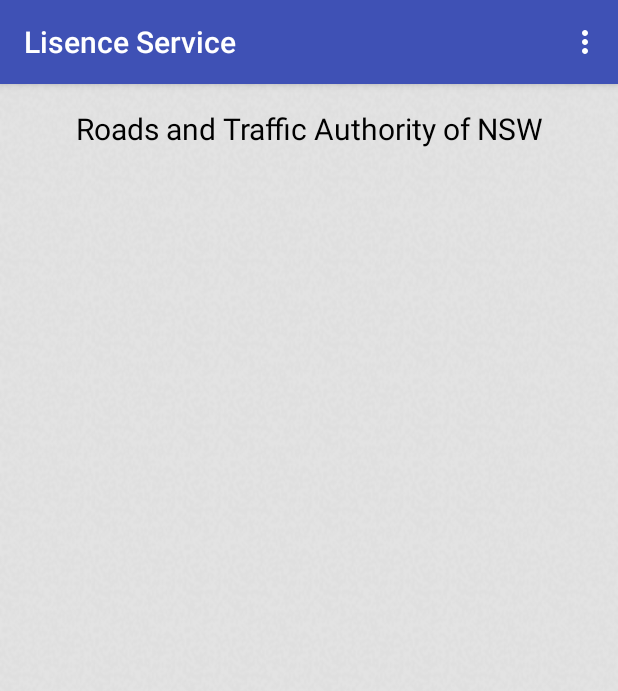
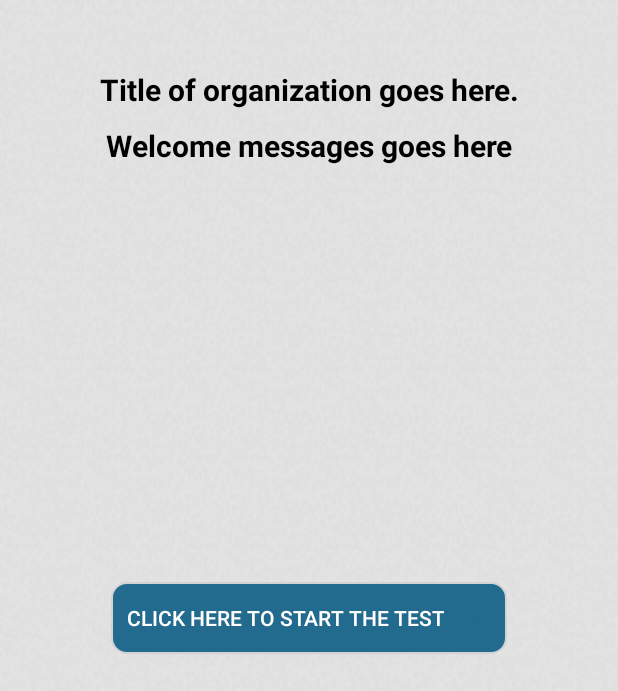
Before and after one commit to byteShaft/lisence-service, an Android app: the screen it shows after launch (MainActivity), on a phone screen of 412 x 824 dp. Shown: the top 691 px of the screen. Run offline under Robolectric (Android 15) with nearby library versions, the phone set to English and light mode, and no system bars.

Commit message:
initial setup WIP

```diff
--- a/app/src/main/AndroidManifest.xml
+++ b/app/src/main/AndroidManifest.xml
@@ -3,6 +3,7 @@
     package="com.byteshaft.lisenceservice">
 
     <application
+        android:name=".AppGlobals"
         android:allowBackup="true"
         android:icon="@mipmap/ic_launcher"
         android:label="@string/app_name"
@@ -18,6 +19,8 @@
                 <category android:name="android.intent.category.LAUNCHER" />
             </intent-filter>
         </activity>
+        <activity android:name=".SelectionActivity"
+            android:theme="@style/AppTheme.NoActionBar"/>
     </application>
 
 </manifest>
--- /dev/null
+++ b/app/src/main/java/com/byteshaft/lisenceservice/AppGlobals.java
@@ -0,0 +1,21 @@
+package com.byteshaft.lisenceservice;
+
+import android.app.Application;
+import android.content.Context;
+
+
+public class AppGlobals extends Application {
+
+    private static Context sContext;
+    public static String INTENT_KEY = "intent_key";
+
+    @Override
+    public void onCreate() {
+        super.onCreate();
+        sContext = getApplicationContext();
+    }
+
+    public static Context getContext() {
+        return sContext;
+    }
+}
--- a/app/src/main/java/com/byteshaft/lisenceservice/MainActivity.java
+++ b/app/src/main/java/com/byteshaft/lisenceservice/MainActivity.java
@@ -1,40 +1,30 @@
 package com.byteshaft.lisenceservice;
 
+import android.app.Activity;
+import android.content.Intent;
 import android.os.Bundle;
-import android.support.v7.app.AppCompatActivity;
-import android.support.v7.widget.Toolbar;
-import android.view.Menu;
-import android.view.MenuItem;
+import android.view.View;
+import android.widget.Button;
 
-public class MainActivity extends AppCompatActivity {
+public class MainActivity extends Activity implements View.OnClickListener {
+
+    private Button mButton;
 
     @Override
     protected void onCreate(Bundle savedInstanceState) {
         super.onCreate(savedInstanceState);
         setContentView(R.layout.activity_main);
-        Toolbar toolbar = (Toolbar) findViewById(R.id.toolbar);
-        setSupportActionBar(toolbar);
+        mButton = (Button) findViewById(R.id.start_test);
+        mButton.setOnClickListener(this);
+
     }
 
     @Override
-    public boolean onCreateOptionsMenu(Menu menu) {
-        // Inflate the menu; this adds items to the action bar if it is present.
-        getMenuInflater().inflate(R.menu.menu_main, menu);
-        return true;
-    }
-
-    @Override
-    public boolean onOptionsItemSelected(MenuItem item) {
-        // Handle action bar item clicks here. The action bar will
-        // automatically handle clicks on the Home/Up button, so long
-        // as you specify a parent activity in AndroidManifest.xml.
-        int id = item.getItemId();
-
-        //noinspection SimplifiableIfStatement
-        if (id == R.id.action_settings) {
-            return true;
+    public void onClick(View view) {
+        switch (view.getId()) {
+            case R.id.start_test:
+                startActivity(new Intent(getApplicationContext(), SelectionActivity.class));
+                 break;
         }
-
-        return super.onOptionsItemSelected(item);
     }
 }
--- /dev/null
+++ b/app/src/main/res/drawable/button_effect.xml
@@ -0,0 +1,5 @@
+<?xml version="1.0" encoding="utf-8"?>
+<selector xmlns:android="http://schemas.android.com/apk/res/android">
+    <item android:drawable="@drawable/unselected" android:state_pressed="true" />
+    <item android:drawable="@drawable/selected" />
+</selector>
--- /dev/null
+++ b/app/src/main/res/drawable/pressed_arrow.xml
@@ -0,0 +1,6 @@
+<?xml version="1.0" encoding="utf-8"?>
+<selector xmlns:android="http://schemas.android.com/apk/res/android">
+    <item android:drawable="@drawable/arrow" android:state_pressed="true" />
+    <item android:drawable="@drawable/arrow_unpressed" />
+
+</selector>
--- /dev/null
+++ b/app/src/main/res/drawable/selected.xml
@@ -0,0 +1,11 @@
+<shape xmlns:android="http://schemas.android.com/apk/res/android"
+    android:shape="rectangle" >
+    <solid android:color="@color/steel_blue"/>
+    <padding />
+    <stroke android:color="#d3d3d3" android:width="1dp"/>
+    <corners
+        android:bottomRightRadius="10dp"
+        android:bottomLeftRadius="10dp"
+        android:topLeftRadius="10dp"
+        android:topRightRadius="10dp"/>
+</shape>
--- /dev/null
+++ b/app/src/main/res/drawable/unselected.xml
@@ -0,0 +1,11 @@
+<shape xmlns:android="http://schemas.android.com/apk/res/android"
+    android:shape="rectangle" >
+    <solid android:color="@color/pressed_color"/>
+    <padding />
+    <stroke android:color="#fff" android:width="1dp"/>
+    <corners
+        android:bottomRightRadius="10dp"
+        android:bottomLeftRadius="10dp"
+        android:topLeftRadius="10dp"
+        android:topRightRadius="10dp"/>
+</shape>
--- a/app/src/main/res/layout/activity_main.xml
+++ b/app/src/main/res/layout/activity_main.xml
@@ -1,6 +1,5 @@
 <?xml version="1.0" encoding="utf-8"?>
 <android.support.design.widget.CoordinatorLayout xmlns:android="http://schemas.android.com/apk/res/android"
-    xmlns:app="http://schemas.android.com/apk/res-auto"
     xmlns:tools="http://schemas.android.com/tools"
     android:layout_width="match_parent"
     android:layout_height="match_parent"
@@ -12,13 +11,6 @@
         android:layout_height="wrap_content"
         android:theme="@style/AppTheme.AppBarOverlay">
 
-        <android.support.v7.widget.Toolbar
-            android:id="@+id/toolbar"
-            android:layout_width="match_parent"
-            android:layout_height="?attr/actionBarSize"
-            android:background="?attr/colorPrimary"
-            app:popupTheme="@style/AppTheme.PopupOverlay" />
-
     </android.support.design.widget.AppBarLayout>
 
     <include layout="@layout/content_main" />
--- a/app/src/main/res/layout/content_main.xml
+++ b/app/src/main/res/layout/content_main.xml
@@ -7,7 +7,7 @@
     android:paddingBottom="@dimen/activity_vertical_margin"
     android:paddingLeft="@dimen/activity_horizontal_margin"
     android:paddingRight="@dimen/activity_horizontal_margin"
-    android:paddingTop="@dimen/activity_vertical_margin"
+    android:paddingTop="@dimen/activity_horizontal_margin"
     app:layout_behavior="@string/appbar_scrolling_view_behavior"
     tools:context="com.byteshaft.lisenceservice.MainActivity"
     android:background="@drawable/background"
@@ -16,12 +16,39 @@
 
     <TextView
         android:id="@+id/title"
-        android:text="Roads and Traffic Authority of NSW"
+        android:text="Title of organization goes here."
+        android:gravity="center_horizontal"
+        android:textSize="20sp"
+        android:paddingTop="30dp"
+        android:textStyle="bold"
+        android:textColor="@android:color/black"
+        android:layout_width="match_parent"
+        android:layout_height="wrap_content" />
+
+    <TextView
+        android:id="@+id/welcome"
+        android:layout_below="@+id/title"
+        android:layout_marginTop="10dp"
+        android:text="Welcome messages goes here"
+        android:textStyle="bold"
         android:gravity="center_horizontal"
         android:textSize="20sp"
         android:textColor="@android:color/black"
         android:layout_width="match_parent"
         android:layout_height="wrap_content" />
 
+    <Button
+        android:id="@+id/start_test"
+        android:text="Click here to start the Test"
+        android:textColor="@android:color/white"
+        android:background="@drawable/button_effect"
+        android:layout_centerInParent="true"
+        android:paddingLeft="10dp"
+        android:paddingRight="10dp"
+        android:drawableRight="@drawable/pressed_arrow"
+        android:drawableEnd="@drawable/pressed_arrow"
+        android:layout_width="wrap_content"
+        android:layout_height="wrap_content" />
+
 
 </RelativeLayout>
--- a/app/src/main/res/values/colors.xml
+++ b/app/src/main/res/values/colors.xml
@@ -1,6 +1,8 @@
 <?xml version="1.0" encoding="utf-8"?>
 <resources>
-    <color name="colorPrimary">#3F51B5</color>
-    <color name="colorPrimaryDark">#303F9F</color>
-    <color name="colorAccent">#FF4081</color>
+    <color name="colorPrimary">#0EBFE9</color>
+    <color name="colorPrimaryDark">#50A6C2</color>
+    <color name="colorAccent">#009ACD</color>
+    <color name="steel_blue">#236B8E</color>
+    <color name="pressed_color">#3299CC</color>
 </resources>
--- a/app/src/main/res/values/strings.xml
+++ b/app/src/main/res/values/strings.xml
@@ -1,4 +1,6 @@
 <resources>
-    <string name="app_name">Lisence Service</string>
+    <string name="app_name">License Service</string>
     <string name="action_settings">Settings</string>
+    <string name="sample_screen_msg">You are about to attempt a Car test  you will be asked
+        question on information in the road user\'s handbook.</string>
 </resources>
```
Also changed, not shown: app/src/main/java/com/byteshaft/lisenceservice/SelectionActivity.java (added, +40 -0 lines), app/src/main/java/com/byteshaft/lisenceservice/StartTestActivity.java (added, +15 -0 lines), app/src/main/res/layout/layout_selection.xml (added, +63 -0 lines), app/src/main/res/layout/layout_start_test.xml (added, +11 -0 lines), app/src/main/res/drawable/arrow.png (added), app/src/main/res/drawable/arrow_unpressed.png (added).
